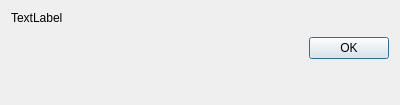
Qt form jal/ui/select_account_dlg.ui (titov-vv/jal) before a commit.
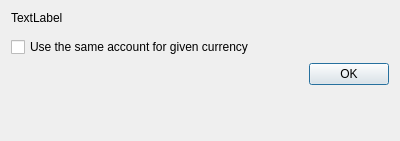
The same form after that commit. Custom widgets are drawn as their Qt base class.

Commit message: Checkbox was added to keep account selection for the currency during broker statement import (Requested by users - Closes #29). Russian translation was updated.

```diff
--- a/jal/ui/select_account_dlg.ui
+++ b/jal/ui/select_account_dlg.ui
@@ -7,7 +7,7 @@
     <x>0</x>
     <y>0</y>
     <width>400</width>
-    <height>105</height>
+    <height>141</height>
    </rect>
   </property>
   <property name="windowTitle">
@@ -24,6 +24,13 @@
    <item>
     <widget class="AccountSelector" name="AccountWidget" native="true"/>
    </item>
+   <item>
+    <widget class="QCheckBox" name="ReuseAccount">
+     <property name="text">
+      <string>Use the same account for given currency</string>
+     </property>
+    </widget>
+   </item>
    <item>
     <widget class="QDialogButtonBox" name="buttonBox">
      <property name="orientation">
```
The commit also changes 6 other files.
